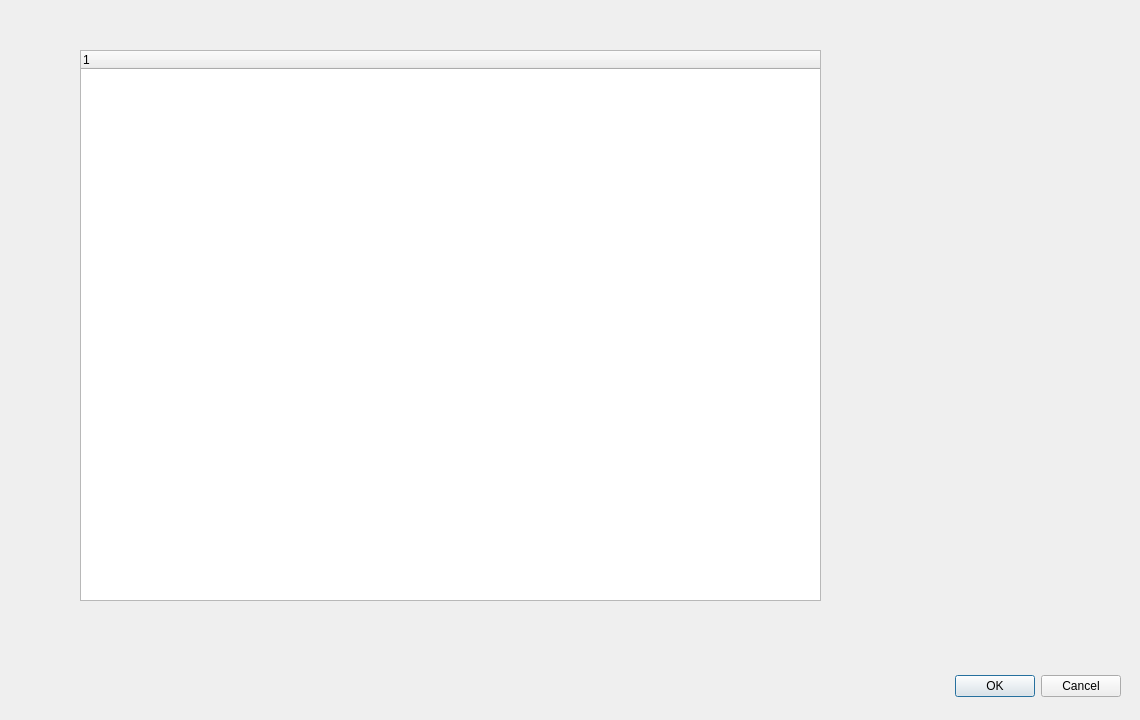
Above: diskUsage.ui from ArtemToporkov/DiskUsage before the change. Below: the same form after it.
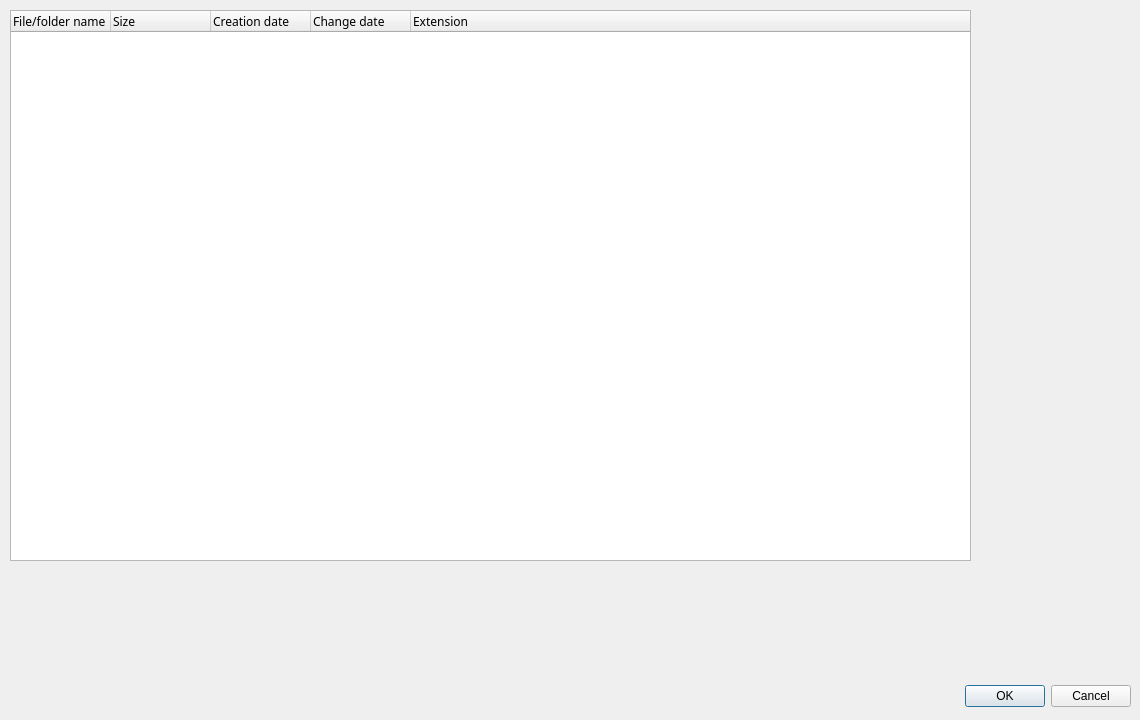
That is the form after the change.

```diff
--- a/diskUsage.ui
+++ b/diskUsage.ui
@@ -16,8 +16,8 @@
   <widget class="QDialogButtonBox" name="buttonBox">
    <property name="geometry">
     <rect>
-     <x>780</x>
-     <y>670</y>
+     <x>790</x>
+     <y>680</y>
      <width>341</width>
      <height>32</height>
     </rect>
@@ -32,15 +32,61 @@
   <widget class="QTreeWidget" name="treeWidget">
    <property name="geometry">
     <rect>
-     <x>80</x>
-     <y>50</y>
-     <width>741</width>
+     <x>10</x>
+     <y>10</y>
+     <width>961</width>
      <height>551</height>
     </rect>
    </property>
    <column>
     <property name="text">
-     <string notr="true">1</string>
+     <string notr="true">File/folder name</string>
+    </property>
+    <property name="font">
+     <font>
+      <family>Montserrat Medium</family>
+      <italic>false</italic>
+     </font>
+    </property>
+   </column>
+   <column>
+    <property name="text">
+     <string>Size</string>
+    </property>
+    <property name="font">
+     <font>
+      <family>Montserrat Medium</family>
+     </font>
+    </property>
+   </column>
+   <column>
+    <property name="text">
+     <string>Creation date</string>
+    </property>
+    <property name="font">
+     <font>
+      <family>Montserrat Medium</family>
+     </font>
+    </property>
+   </column>
+   <column>
+    <property name="text">
+     <string>Change date</string>
+    </property>
+    <property name="font">
+     <font>
+      <family>Montserrat Medium</family>
+     </font>
+    </property>
+   </column>
+   <column>
+    <property name="text">
+     <string>Extension</string>
+    </property>
+    <property name="font">
+     <font>
+      <family>Montserrat Medium</family>
+     </font>
     </property>
    </column>
   </widget>
```
